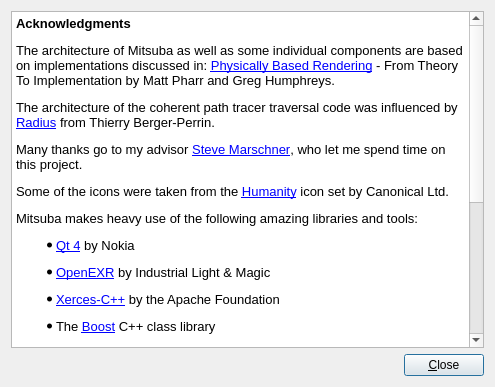
Above: src/qtgui/acknowledgmentdlg.ui from mitsuba-renderer/mitsuba before the change. Below: the same form after it.
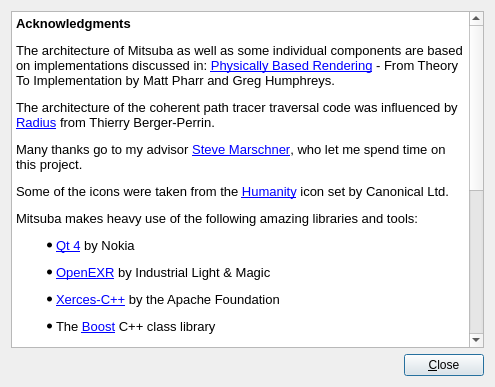
That is the form after the change.

Commit message: updated acknowledgements, show whether collada is compiled into the binary

```diff
--- a/src/qtgui/acknowledgmentdlg.ui
+++ b/src/qtgui/acknowledgmentdlg.ui
@@ -61,6 +61,7 @@
 &lt;li style=&quot; margin-top:12px; margin-bottom:12px; margin-left:0px; margin-right:0px; -qt-block-indent:0; text-indent:0px;&quot;&gt;&lt;a href=&quot;http://glew.sourceforge.net/&quot;&gt;&lt;span style=&quot; text-decoration: underline; color:#0000ff;&quot;&gt;GLEW&lt;/span&gt;&lt;/a&gt; by Milan Ikits, Marcelo E. Magallon and Lev Povalahev&lt;/li&gt;
 &lt;li style=&quot; margin-top:12px; margin-bottom:12px; margin-left:0px; margin-right:0px; -qt-block-indent:0; text-indent:0px;&quot;&gt;&lt;a href=&quot;http://sourceforge.net/projects/collada-dom/&quot;&gt;&lt;span style=&quot; text-decoration: underline; color:#0000ff;&quot;&gt;COLLADA DOM&lt;/span&gt;&lt;/a&gt; by Sony Computer Entertainment&lt;/li&gt;
 &lt;li style=&quot; margin-top:12px; margin-bottom:12px; margin-left:0px; margin-right:0px; -qt-block-indent:0; text-indent:0px;&quot;&gt;&lt;a href=&quot;http://www.math.sci.hiroshima-u.ac.jp/~m-mat/MT/emt.html&quot;&gt;&lt;span style=&quot; text-decoration: underline; color:#0000ff;&quot;&gt;Mersenne Twister&lt;/span&gt;&lt;/a&gt; by Makoto Matsumoto and Takuji Nishimura&lt;/li&gt;
+&lt;li style=&quot; margin-top:12px; margin-bottom:12px; margin-left:0px; margin-right:0px; -qt-block-indent:0; text-indent:0px;&quot;&gt;&lt;a href=&quot;http://code.google.com/p/ccvt/&quot;&gt;&lt;span style=&quot; text-decoration: underline; color:#0000ff;&quot;&gt;ccvt (Capacity-Constrained Voronoi Tessellations)&lt;/span&gt;&lt;/a&gt; by Michael Balzer, Thomas Schlömer and Oliver Deussen&lt;/li&gt;
 &lt;li style=&quot; margin-top:12px; margin-bottom:12px; margin-left:0px; margin-right:0px; -qt-block-indent:0; text-indent:0px;&quot;&gt;&lt;a href=&quot;http://www.ijg.org/&quot;&gt;&lt;span style=&quot; text-decoration: underline; color:#0000ff;&quot;&gt;libjpeg&lt;/span&gt;&lt;/a&gt; by the Independent JPEG Group&lt;/li&gt;
 &lt;li style=&quot; margin-top:12px; margin-bottom:12px; margin-left:0px; margin-right:0px; -qt-block-indent:0; text-indent:0px;&quot;&gt;&lt;a href=&quot;http://www.libpng.org/pub/png&quot;&gt;&lt;span style=&quot; text-decoration: underline; color:#0000ff;&quot;&gt;libpng&lt;/span&gt;&lt;/a&gt; by Guy Eric Schalnat, Andreas Dilger, Glenn Randers-Pehrson and others&lt;/li&gt;
 &lt;li style=&quot; margin-top:12px; margin-bottom:12px; margin-left:0px; margin-right:0px; -qt-block-indent:0; text-indent:0px;&quot;&gt;&lt;a href=&quot;http://www.brandonwalkin.com/bwtoolkit/&quot;&gt;&lt;span style=&quot; text-decoration: underline; color:#0000ff;&quot;&gt;BWToolkit&lt;/span&gt;&lt;/a&gt; by Brandon Walkin&lt;/li&gt;
```
The commit also changes 2 other files.
